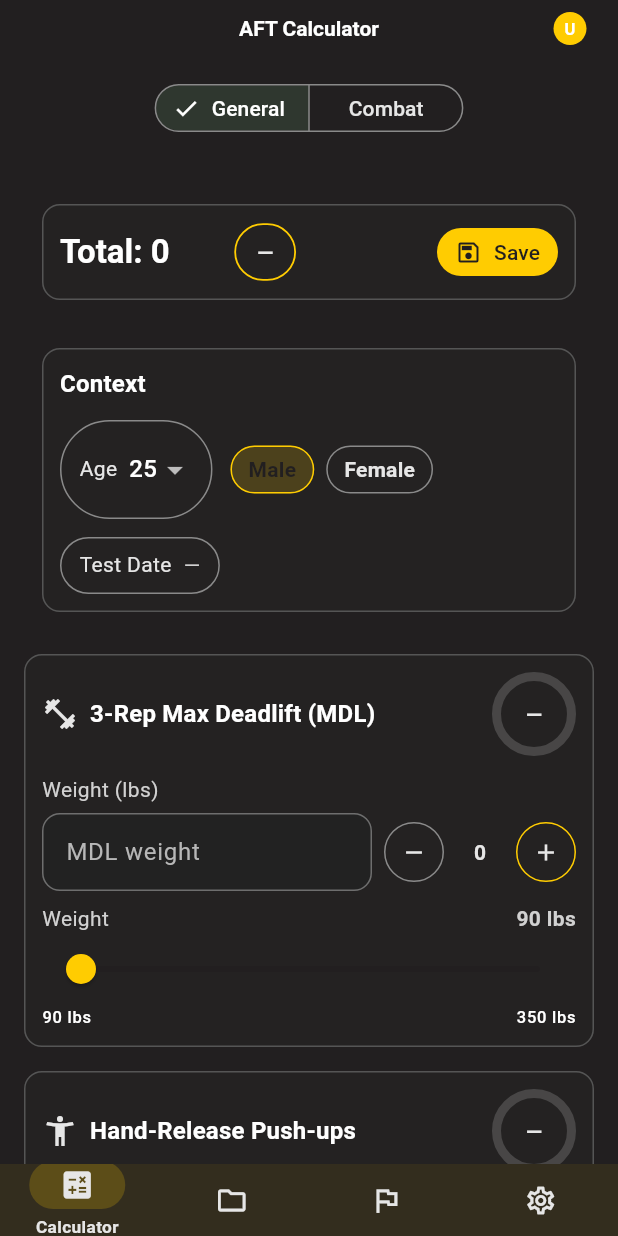
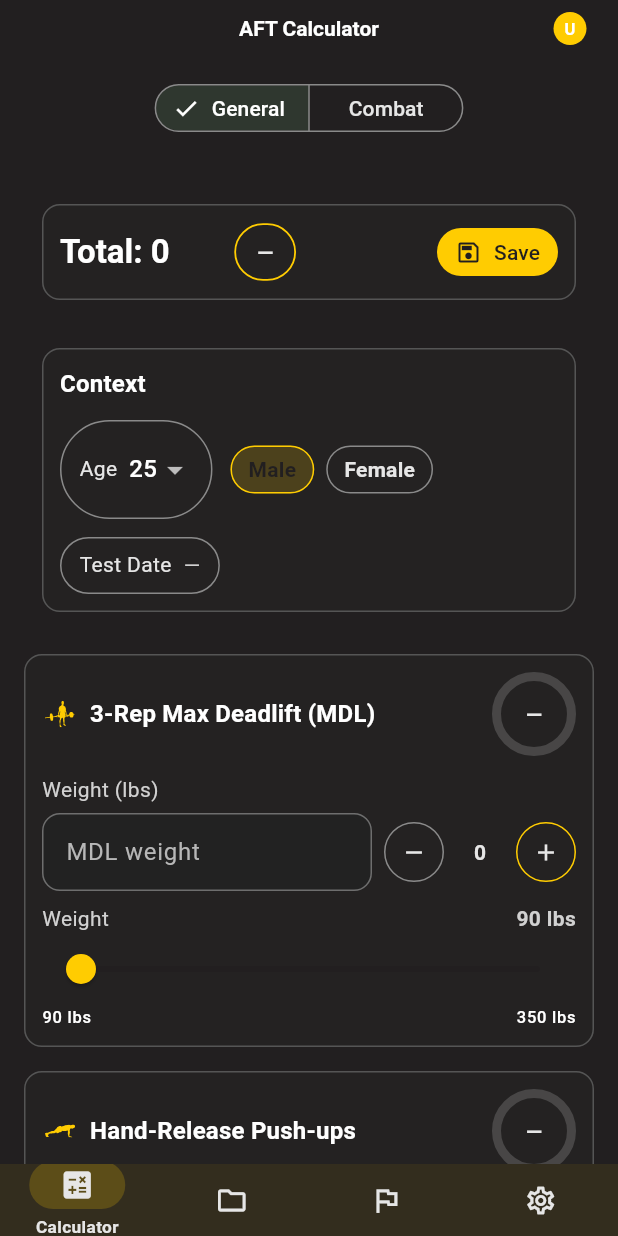
Before and after one commit to lamontenunn/AFT, a Flutter app: the screen it shows once a user with an empty profile is signed in, on a phone screen of 412 x 824 dp. Run offline on Flutter 3.47's test engine with Material 3 defaults, Android fonts, the phone set to English and light mode, and no system bars; our stand-ins replace firebase_auth, firebase_core, flutter_riverpod, flutter_svg, package_info_plus, shared_preferences; accounts and stored records are empty; network calls fail.

Commit message:
changed icons/updated readme

```diff
--- a/lib/features/home/home_screen.dart
+++ b/lib/features/home/home_screen.dart
@@ -19,6 +19,7 @@ import 'package:aft_firebase_app/widgets/aft_event_slider.dart';
 import 'package:aft_firebase_app/features/aft/logic/scoring_service.dart';
 import 'package:aft_firebase_app/router/app_router.dart';
 import 'package:aft_firebase_app/state/settings_state.dart';
+import 'package:aft_firebase_app/widgets/aft_svg_icon.dart';
 
 /// Home screen layout (first page) using Riverpod state.
 /// - Total card with right-side pass/fail box (gold outline) + Save button (auth-gated)
@@ -572,6 +573,12 @@ class _FeatureHomeScreenState extends ConsumerState<FeatureHomeScreen> {
         AftEventCard(
           title: '3-Rep Max Deadlift (MDL)',
           icon: Icons.fitness_center,
+          leading: const AftSvgIcon(
+            'assets/icons/deadlift.svg',
+            size: 24,
+            padding: const EdgeInsets.all(2),
+            colorFilter: const ColorFilter.mode(ArmyColors.gold, BlendMode.srcIn),
+          ),
           trailing: AftScoreRing(score: computed.mdlScore),
           child: Column(
             crossAxisAlignment: CrossAxisAlignment.start,
@@ -636,6 +643,12 @@ class _FeatureHomeScreenState extends ConsumerState<FeatureHomeScreen> {
         AftEventCard(
           title: 'Hand-Release Push-ups',
           icon: Icons.accessibility_new,
+          leading: const AftSvgIcon(
+            'assets/icons/pushup.svg',
+            size: 24,
+            padding: const EdgeInsets.all(2),
+            colorFilter: const ColorFilter.mode(ArmyColors.gold, BlendMode.srcIn),
+          ),
           trailing: AftScoreRing(score: computed.pushUpsScore),
           child: Column(
             crossAxisAlignment: CrossAxisAlignment.start,
@@ -698,6 +711,12 @@ class _FeatureHomeScreenState extends ConsumerState<FeatureHomeScreen> {
         AftEventCard(
           title: 'Sprint-Drag-Carry',
           icon: Icons.timer_outlined,
+          leading: const AftSvgIcon(
+            'assets/icons/dragcarry.svg',
+            size: 24,
+            padding: const EdgeInsets.all(2),
+            colorFilter: const ColorFilter.mode(ArmyColors.gold, BlendMode.srcIn),
+          ),
           trailing: AftScoreRing(score: computed.sdcScore),
           child: Column(
             crossAxisAlignment: CrossAxisAlignment.start,
@@ -745,6 +764,12 @@ class _FeatureHomeScreenState extends ConsumerState<FeatureHomeScreen> {
         AftEventCard(
           title: 'Plank',
           icon: Icons.access_time,
+          leading: const AftSvgIcon(
+            'assets/icons/plank.svg',
+            size: 24,
+            padding: const EdgeInsets.all(2),
+            colorFilter: const ColorFilter.mode(ArmyColors.gold, BlendMode.srcIn),
+          ),
           trailing: AftScoreRing(score: computed.plankScore),
           child: Column(
             crossAxisAlignment: CrossAxisAlignment.start,
@@ -791,6 +816,12 @@ class _FeatureHomeScreenState extends ConsumerState<FeatureHomeScreen> {
         AftEventCard(
           title: '2-Mile Run',
           icon: Icons.directions_run,
+          leading: const AftSvgIcon(
+            'assets/icons/run.svg',
+            size: 24,
+            padding: const EdgeInsets.all(2),
+            colorFilter: const ColorFilter.mode(ArmyColors.gold, BlendMode.srcIn),
+          ),
           trailing: AftScoreRing(score: computed.run2miScore),
           child: Column(
             crossAxisAlignment: CrossAxisAlignment.start,
--- a/lib/widgets/aft_event_card.dart
+++ b/lib/widgets/aft_event_card.dart
@@ -12,12 +12,15 @@ class AftEventCard extends StatelessWidget {
     required this.icon,
     required this.child,
     this.trailing,
+    this.leading,
   });
 
   final String title;
   final IconData icon;
   final Widget child;
   final Widget? trailing;
+  /// Optional custom leading widget (e.g., SVG). If provided, supersedes [icon].
+  final Widget? leading;
 
   @override
   Widget build(BuildContext context) {
@@ -34,7 +37,7 @@ class AftEventCard extends StatelessWidget {
             // Header row
             Row(
               children: [
-                Icon(icon, color: cs.onSurfaceVariant),
+                leading ?? Icon(icon, color: cs.onSurfaceVariant),
                 const SizedBox(width: 8),
                 Expanded(
                   child: Text(
--- /dev/null
+++ b/lib/widgets/aft_svg_icon.dart
@@ -0,0 +1,41 @@
+import 'package:flutter/widgets.dart';
+import 'package:flutter_svg/flutter_svg.dart';
+
+/// Uniform SVG icon wrapper to normalize visual size regardless of source viewBox.
+/// - Renders inside a fixed square [size]
+/// - Applies [padding] to achieve consistent perceived ink size
+/// - Uses BoxFit.contain so various aspect ratios scale uniformly
+class AftSvgIcon extends StatelessWidget {
+  const AftSvgIcon(
+    this.asset, {
+    super.key,
+    this.size = 24,
+    this.padding = const EdgeInsets.all(2),
+    this.colorFilter,
+    this.semanticLabel,
+  });
+
+  final String asset;
+  final double size;
+  final EdgeInsets padding;
+  final ColorFilter? colorFilter;
+  final String? semanticLabel;
+
+  @override
+  Widget build(BuildContext context) {
+    return SizedBox.square(
+      dimension: size,
+      child: Padding(
+        padding: padding,
+        child: FittedBox(
+          fit: BoxFit.contain,
+          child: SvgPicture.asset(
+            asset,
+            colorFilter: colorFilter,
+            semanticsLabel: semanticLabel,
+          ),
+        ),
+      ),
+    );
+  }
+}
--- a/pubspec.yaml
+++ b/pubspec.yaml
@@ -19,6 +19,7 @@ dependencies:
   flutter_riverpod: ^2.5.1
   shared_preferences: ^2.2.3
   package_info_plus: ^8.0.0
+  flutter_svg: ^2.0.10+1
 
 dev_dependencies:
   flutter_test:
@@ -27,3 +28,5 @@ dev_dependencies:
 
 flutter:
   uses-material-design: true
+  assets:
+    - assets/icons/
```
Also changed, not shown: assets/icons/deadlift.svg (added), assets/icons/dragcarry.svg (added), assets/icons/plank.svg (added), assets/icons/pushup.svg (added), assets/icons/run.svg (added), pubspec.lock, 3 other files.
